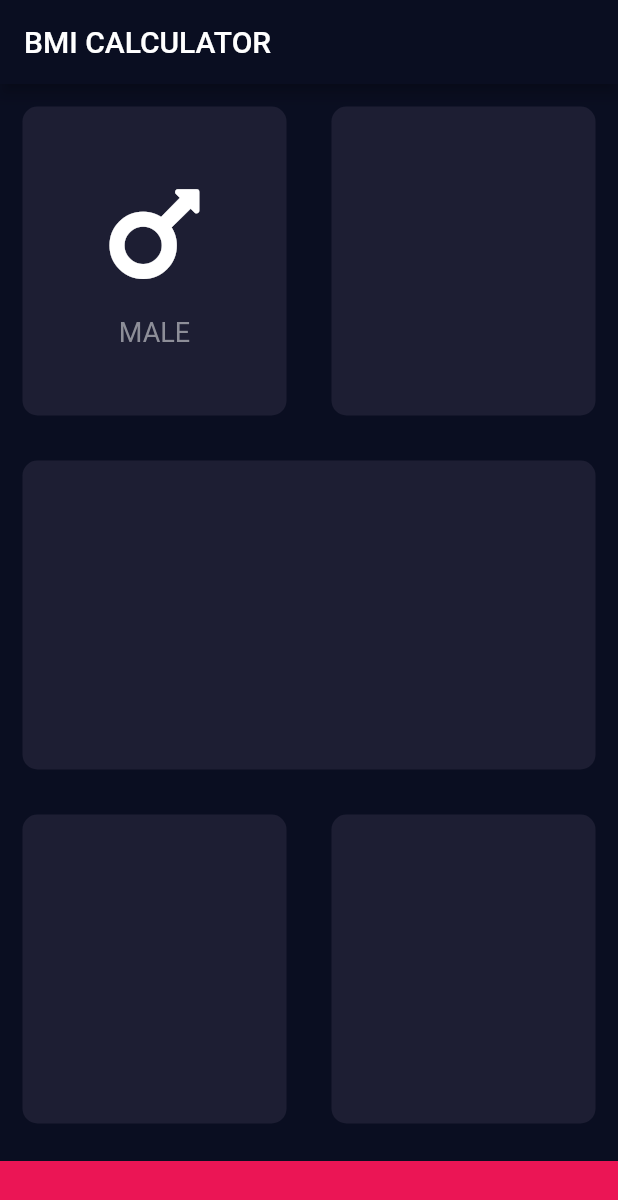
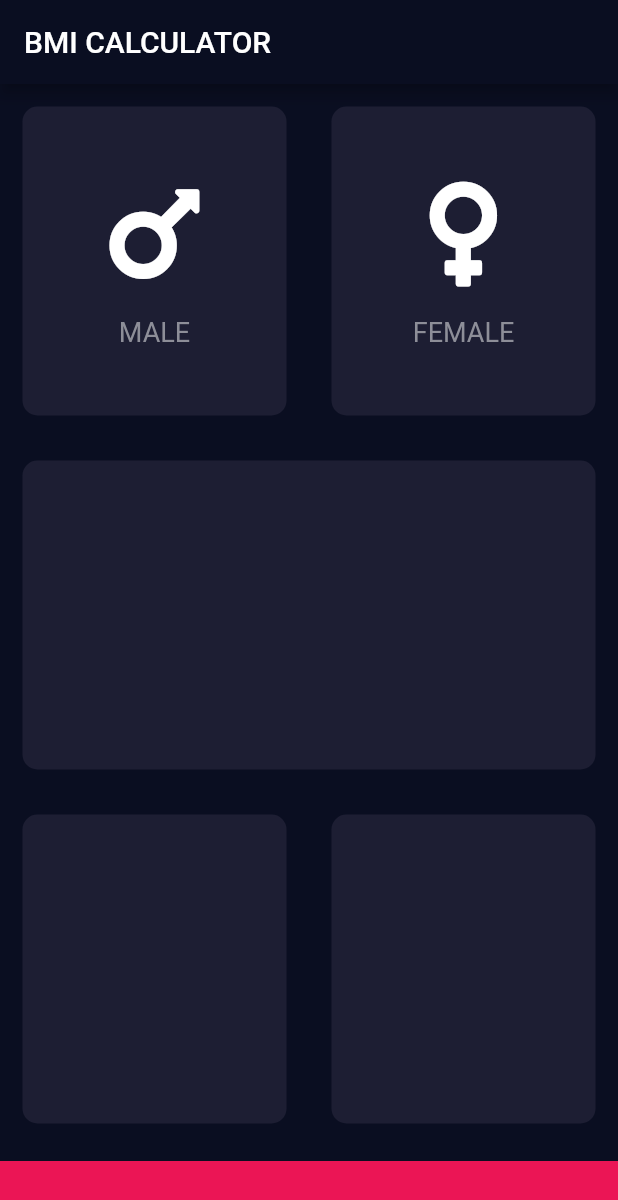
Before and after one commit to Ayushd70/bmi-calculator, a Flutter app: the screen it shows after launch, on a phone screen of 412 x 824 dp. Shown: the top 1200 px of the screen. Run offline on Flutter 3.47's test engine with Material 2 defaults, Android fonts, the phone set to English and light mode, and no system bars; our stand-ins replace font_awesome_flutter.

Commit message:
bmi: input_page: split out icon and label into a separate widget
Signed-off-by: Ayush Dubey <ayushdubey70@gmail.com>

```diff
--- a/lib/input_page.dart
+++ b/lib/input_page.dart
@@ -25,30 +25,19 @@
                 Expanded(
                   child: ReusableCard(
                     colour: activeCardColour,
-                    cardChild: Column(
-                      mainAxisAlignment: MainAxisAlignment.center,
-                      children: [
-                        Icon(
-                          FontAwesomeIcons.mars,
-                          size: 80,
-                        ),
-                        SizedBox(
-                          height: 15.0,
-                        ),
-                        Text(
-                          'MALE',
-                          style: TextStyle(
-                            fontSize: 18.0,
-                            color: Color(0xFF8D8E98),
-                          ),
-                        ),
-                      ],
+                    cardChild: IconContent(
+                      icon: FontAwesomeIcons.mars,
+                      label: 'MALE',
                     ),
                   ),
                 ),
                 Expanded(
                   child: ReusableCard(
                     colour: activeCardColour,
+                    cardChild: IconContent(
+                        icon: FontAwesomeIcons.venus,
+                        label: 'FEMALE'
+                    ),
                   ),
                 ),
               ],
@@ -87,8 +76,37 @@
   }
 }
 
+class IconContent extends StatelessWidget {
+  IconContent({@required this.icon, @required this.label});
+
+  final IconData icon;
+  final String label;
+
+  @override
+  Widget build(BuildContext context) {
+    return Column(
+      mainAxisAlignment: MainAxisAlignment.center,
+      children: [
+        Icon(
+          icon,
+          size: 80,
+        ),
+        SizedBox(
+          height: 15.0,
+        ),
+        Text(
+          label,
+          style: TextStyle(
+            fontSize: 18.0,
+            color: Color(0xFF8D8E98),
+          ),
+        ),
+      ],
+    );
+  }
+}
+
 class ReusableCard extends StatelessWidget {
-
   ReusableCard({@required this.colour, this.cardChild});
 
   final Color colour;
@@ -97,7 +115,7 @@
   @override
   Widget build(BuildContext context) {
     return Container(
-      child:cardChild,
+      child: cardChild,
       margin: EdgeInsets.all(15.0),
       decoration: BoxDecoration(
         color: colour,
```
